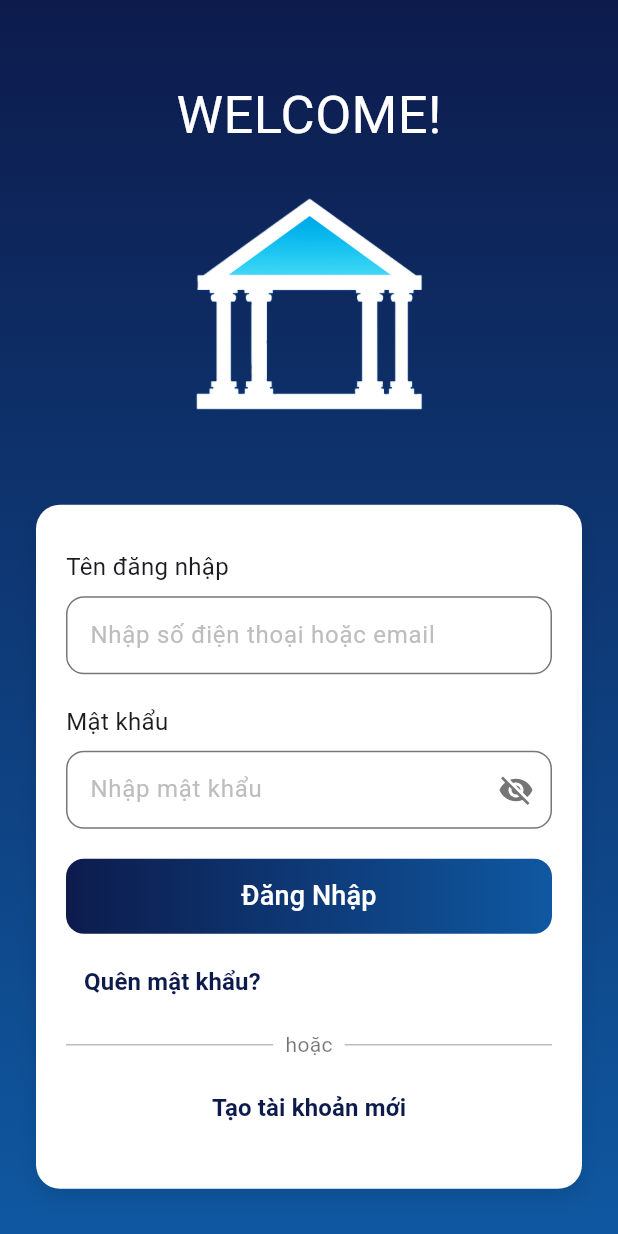
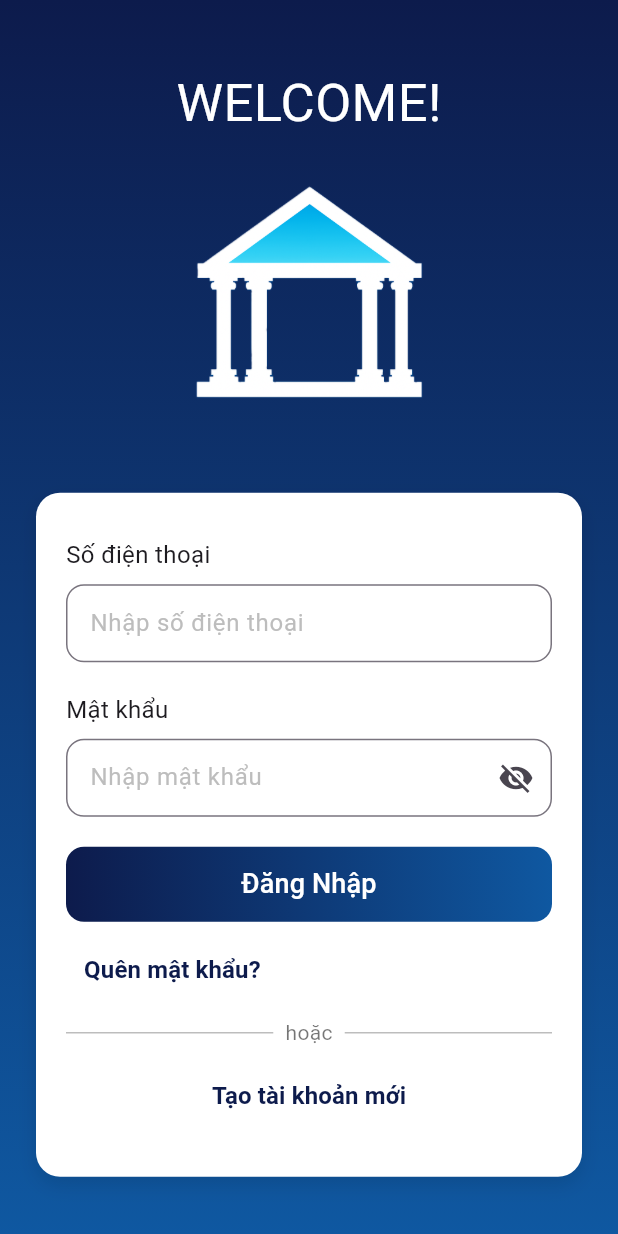
Before and after one commit to namthanhit/Time_Bank_Flutter, a Flutter app: the SignUpPage screen opened directly, after a tap on "Tiếp theo", after a tap on "Đăng nhập", on a phone screen of 412 x 824 dp. Run offline on Flutter 3.47's test engine with Material 3 defaults, Android fonts, the phone set to English and light mode, and no system bars; our stand-ins replace dio, flutter_riverpod, flutter_secure_storage, freezed_annotation, pin_code_fields; accounts and stored records are empty.

Commit message:
refactor(auth): login screen + Riverpod controller, mock repo, route to /home

```diff
--- /dev/null
+++ b/lib/core/app_config.dart
@@ -0,0 +1,3 @@
+class AppConfig {
+  static const useMock = bool.fromEnvironment('USE_MOCK', defaultValue: true);
+}
--- /dev/null
+++ b/lib/features/auth/domain/validators.dart
@@ -0,0 +1,17 @@
+class Validators {
+  static String? phoneVN(String? v) {
+    final s = (v ?? '').trim();
+    if (s.isEmpty) return 'Vui lòng nhập số điện thoại';
+    // VN: 10 digits, bắt đầu 0 (đơn giản). Tuỳ quy tắc dự án.
+    final reg = RegExp(r'^0\d{9}$');
+    if (!reg.hasMatch(s)) return 'Số điện thoại không hợp lệ (vd: 0xxxxxxxxx)';
+    return null;
+  }
+
+  static String? password(String? v) {
+    final s = (v ?? '').trim();
+    if (s.isEmpty) return 'Vui lòng nhập mật khẩu';
+    if (s.length < 8) return 'Mật khẩu tối thiểu 8 ký tự';
+    return null;
+  }
+}
--- /dev/null
+++ b/lib/features/auth/providers/auth_state.dart
@@ -0,0 +1,11 @@
+import 'package:freezed_annotation/freezed_annotation.dart';
+
+part 'auth_state.freezed.dart';
+
+@freezed
+class AuthState with _$AuthState {
+  const factory AuthState.idle() = _Idle;
+  const factory AuthState.loading() = _Loading;
+  const factory AuthState.success() = _Success;
+  const factory AuthState.error(String message) = _Error;
+}
--- a/lib/features/auth/ui/login_page.dart
+++ b/lib/features/auth/ui/login_page.dart
@@ -1,34 +1,67 @@
+// lib/features/auth/ui/login_page.dart
 import 'package:flutter/material.dart';
-
+import 'package:flutter_riverpod/flutter_riverpod.dart';
+import '../providers/auth_providers.dart';
+import '../providers/auth_state.dart';
+import '../domain/validators.dart';
 import '../../Onboarding/ui/signup_page.dart';
 
-class LoginPage extends StatefulWidget {
+class LoginPage extends ConsumerStatefulWidget {
   const LoginPage({super.key});
 
   @override
-  State<LoginPage> createState() => _LoginPageState();
+  ConsumerState<LoginPage> createState() => _LoginPageState();
 }
 
-class _LoginPageState extends State<LoginPage> {
-  // Trạng thái ẩn/hiện mật khẩu
-  bool _obscurePassword = true;
+class _LoginPageState extends ConsumerState<LoginPage> {
+  final _formKey = GlobalKey<FormState>();
+  final _phoneCtrl = TextEditingController();
+  final _pwdCtrl = TextEditingController();
+  final _pwdFocus = FocusNode();
+  bool _obscure = true;
 
-  // (Tùy chọn) controller cho username / password nếu muốn truy xuất
-  final TextEditingController _usernameController = TextEditingController();
-  final TextEditingController _passwordController = TextEditingController();
 
   @override
   void dispose() {
-    _usernameController.dispose();
-    _passwordController.dispose();
+    _phoneCtrl.dispose();
+    _pwdCtrl.dispose();
+    _pwdFocus.dispose();
     super.dispose();
+  }
+
+  Future<void> _submit() async {
+    FocusScope.of(context).unfocus();
+    if (!_formKey.currentState!.validate()) return;
+    final phone = _phoneCtrl.text.trim();
+    final pwd = _pwdCtrl.text;
+    await ref.read(authControllerProvider.notifier).loginPhone(phone, pwd);
   }
 
   @override
   Widget build(BuildContext context) {
+    final isLoading = ref.watch(authControllerProvider).maybeWhen(
+      loading: () => true,
+      orElse: () => false,
+    );
+    ref.listen<AuthState>(authControllerProvider, (prev, next) {
+      next.maybeWhen(
+        success: () {
+          if (!mounted) return;
+          Navigator.of(context)
+              .pushNamedAndRemoveUntil('/home', (route) => false);
+        },
+        error: (msg) {
+          if (!mounted) return;
+          ScaffoldMessenger.of(context).showSnackBar(
+            SnackBar(content: Text(msg)),
+          );
+        },
+        orElse: () {},
+      );
+    });
+
     return Scaffold(
       body: Container(
-        // Nền gradient
         decoration: const BoxDecoration(
           gradient: LinearGradient(
             colors: [Color(0xFF0D1B4C), Color(0xFF0F58A1)],
@@ -41,194 +74,122 @@ class _LoginPageState extends State<LoginPage> {
             child: Column(
               children: [
                 const SizedBox(height: 20),
-                // WELCOME
-                const Text(
-                  "WELCOME!",
-                  style: TextStyle(
-                    fontSize: 35,
-                    color: Colors.white,
-                  ),
-                ),
+                const Text("WELCOME!", style: TextStyle(fontSize: 35, color: Colors.white)),
                 const SizedBox(height: 5),
-
-                // Logo
-                Image.asset(
-                  "assets/images/logo_log_in.png",
-                  height: 200,
-                ),
+                Image.asset("assets/images/logo_log_in.png", height: 200),
                 const SizedBox(height: 30),
-                // FORM trắng
                 Container(
                   margin: const EdgeInsets.symmetric(horizontal: 24),
-                  padding:
-                  const EdgeInsets.symmetric(horizontal: 20, vertical: 30),
+                  padding: const EdgeInsets.symmetric(horizontal: 20, vertical: 30),
                   decoration: BoxDecoration(
                     color: Colors.white,
                     borderRadius: BorderRadius.circular(16),
-                    boxShadow: [
-                      BoxShadow(
-                        color: Colors.black.withOpacity(0.1),
-                        blurRadius: 10,
-                        offset: const Offset(0, 5),
+                    boxShadow: [BoxShadow(color: Colors.black.withOpacity(0.1), blurRadius: 10, offset: Offset(0, 5))],
                   ),
-                    ],
-                  ),
+                  child: Form(
+                    key: _formKey,
                     child: Column(
                       crossAxisAlignment: CrossAxisAlignment.stretch,
-                    mainAxisAlignment: MainAxisAlignment.center,
                       children: [
-                      // Username Title
-                      const Text(
-                        "Tên đăng nhập",
-                        style: TextStyle(
-                          fontSize: 16,
-                        ),
-                      ),
+                        const Text("Số điện thoại", style: TextStyle(fontSize: 16)),
                         const SizedBox(height: 8),
-
-                      // Username Input (hint mờ)
-                      TextField(
-                        controller: _usernameController,
-                        style: const TextStyle(color: Colors.black87),
+                        TextFormField(
+                          controller: _phoneCtrl,
+                          keyboardType: TextInputType.phone,
+                          textInputAction: TextInputAction.next,
+                          onFieldSubmitted: (_) => _pwdFocus.requestFocus(),
+                          validator: Validators.phoneVN,
                           decoration: InputDecoration(
-                          hintText: "Nhập số điện thoại hoặc email",
-                          hintStyle: TextStyle(
-                            color: Colors.grey.shade400, // ← hint mờ ở đây
-                            fontSize: 16,
-                          ),
-                          border: OutlineInputBorder(
-                            borderRadius: BorderRadius.circular(12),
-                          ),
-                          contentPadding: const EdgeInsets.symmetric(
-                              horizontal: 12, vertical: 14),
+                            hintText: "Nhập số điện thoại",
+                            hintStyle: TextStyle(color: Colors.grey.shade400, fontSize: 16),
+                            border: OutlineInputBorder(borderRadius: BorderRadius.circular(12)),
+                            contentPadding: const EdgeInsets.symmetric(horizontal: 12, vertical: 14),
                           ),
                         ),
                         const SizedBox(height: 20),
-                      // Password Title
-                      const Text(
-                        "Mật khẩu",
-                        style: TextStyle(
-                          fontSize: 16,
-                        ),
-                      ),
+                        const Text("Mật khẩu", style: TextStyle(fontSize: 16)),
                         const SizedBox(height: 8),
-                      // Password (hint mờ) + eye icon
-                      TextField(
-                        controller: _passwordController,
-                        obscureText: _obscurePassword,
-                        style: const TextStyle(color: Colors.black87),
+                        TextFormField(
+                          controller: _pwdCtrl,
+                          focusNode: _pwdFocus,
+                          obscureText: _obscure,
+                          textInputAction: TextInputAction.done,
+                          onFieldSubmitted: (_) => _submit(),
+                          validator: Validators.password,
                           decoration: InputDecoration(
                             hintText: "Nhập mật khẩu",
-                          hintStyle: TextStyle(
-                            color: Colors.grey.shade400, // ← hint mờ ở đây
-                            fontSize: 16,
-                          ),
-                          border: OutlineInputBorder(
-                            borderRadius: BorderRadius.circular(12),
-                          ),
-                          contentPadding: const EdgeInsets.symmetric(
-                              horizontal: 12, vertical: 14),
+                            hintStyle: TextStyle(color: Colors.grey.shade400, fontSize: 16),
+                            border: OutlineInputBorder(borderRadius: BorderRadius.circular(12)),
+                            contentPadding: const EdgeInsets.symmetric(horizontal: 12, vertical: 14),
                             suffixIcon: IconButton(
-                            icon: Icon(
-                              _obscurePassword
-                                  ? Icons.visibility_off
-                                  : Icons.visibility,
-                              color: Colors.grey[600],
-                            ),
-                            onPressed: () {
-                              setState(() {
-                                _obscurePassword = !_obscurePassword;
-                              });
-                            },
+                              onPressed: () => setState(() => _obscure = !_obscure),
+                              icon: Icon(_obscure ? Icons.visibility_off : Icons.visibility),
                             ),
                           ),
                         ),
                         const SizedBox(height: 20),
-
-                      // Nút đăng nhập
                         SizedBox(
-                        width: double.infinity,
                           height: 50,
+                          child: AbsorbPointer(
+                            absorbing: isLoading,
                             child: DecoratedBox(
                               decoration: BoxDecoration(
-                            gradient: const LinearGradient(
-                              colors: [Color(0xFF0D1B4C), Color(0xFF0F58A1)],
-                            ),
+                                gradient: const LinearGradient(colors: [Color(0xFF0D1B4C), Color(0xFF0F58A1)]),
                                 borderRadius: BorderRadius.circular(12),
                               ),
                               child: ElevatedButton(
-                            onPressed: () {
-                              // TODO: xử lý đăng nhập với _usernameController.text & _passwordController.text
-                            },
+                                onPressed: _submit,
                                 style: ElevatedButton.styleFrom(
-                              backgroundColor: Colors.transparent, // trong suốt
-                              shadowColor: Colors.transparent, // bỏ bóng mặc định
-                              shape: RoundedRectangleBorder(
-                                borderRadius: BorderRadius.circular(14),
+                                  backgroundColor: Colors.transparent,
+                                  shadowColor: Colors.transparent,
+                                  shape: RoundedRectangleBorder(borderRadius: BorderRadius.circular(14)),
                                 ),
-                            ),
-                            child: const Text(
-                              "Đăng Nhập",
-                              style:
-                              TextStyle(fontSize: 18, color: Colors.white),
+                                child: isLoading
+                                    ? const SizedBox(width: 22, height: 22, child: CircularProgressIndicator(strokeWidth: 2))
+                                    : const Text("Đăng Nhập", style: TextStyle(fontSize: 18, color: Colors.white)),
                               ),
                             ),
                           ),
                         ),
                         const SizedBox(height: 8),
-
-                      // Quên mật khẩu
                         Align(
                           alignment: Alignment.centerLeft,
                           child: TextButton(
-                          onPressed: () {},
+                            onPressed: isLoading ? null : () {/* TODO: Forgot password */},
                             child: const Text(
                               "Quên mật khẩu?",
-                            style: TextStyle(
-                                color: Color(0xFF0D1B4C),
-                                fontSize: 16,
-                                fontWeight: FontWeight.bold),
+                              style: TextStyle(color: Color(0xFF0D1B4C), fontSize: 16, fontWeight: FontWeight.bold),
                             ),
                           ),
                         ),
                         const SizedBox(height: 8),
-
-                      // Hoặc
                         Row(
                           children: [
                             Expanded(child: Divider(color: Colors.grey.shade400)),
                             const Padding(
                               padding: EdgeInsets.symmetric(horizontal: 8.0),
-                            child: Text(
-                              "hoặc",
-                              style: TextStyle(color: Colors.black54),
-                            ),
+                              child: Text("hoặc", style: TextStyle(color: Colors.black54)),
                             ),
                             Expanded(child: Divider(color: Colors.grey.shade400)),
                           ],
                         ),
                         const SizedBox(height: 8),
-
-                      // Đăng ký
                         TextButton(
-                        onPressed: () {
-                          Navigator.push(
-                              context,
-                              MaterialPageRoute(
-                                  builder: (context) => const SignUpPage()));
+                          onPressed: isLoading
+                              ? null
+                              : () {
+                            Navigator.push(context, MaterialPageRoute(builder: (_) => const SignUpPage()));
                           },
                           child: const Text(
                             "Tạo tài khoản mới",
-                          style: TextStyle(
-                            color: Color(0xFF0D1B4C),
-                            fontWeight: FontWeight.bold,
-                            fontSize: 16,
-                          ),
+                            style: TextStyle(color: Color(0xFF0D1B4C), fontWeight: FontWeight.bold, fontSize: 16),
                           ),
                         ),
                       ],
                     ),
                   ),
+                ),
+                const SizedBox(height: 16),
               ],
             ),
           ),
```
Also changed, not shown: lib/app/app.dart (+7 -11 lines), lib/features/auth/data/auth_api.dart (+25 -0 lines), lib/features/auth/data/auth_repository.dart (added, +50 -0 lines), lib/features/auth/data/mock_auth_repository.dart (added, +11 -0 lines), lib/features/auth/providers/auth_providers.dart (added, +51 -0 lines), lib/main.dart (+13 -2 lines), pubspec.yaml (+11 -62 lines), lib/features/auth/providers/auth_state.freezed.dart (added), pubspec.lock, 1 other file. Lines whose indentation alone changed are shown as unchanged.
